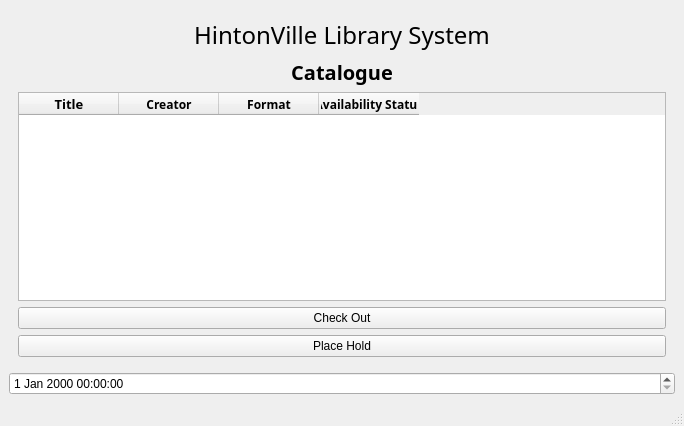
First picture: the form in mainwindow.ui, repository xanyu12/3004HinLIBS, before the edit.
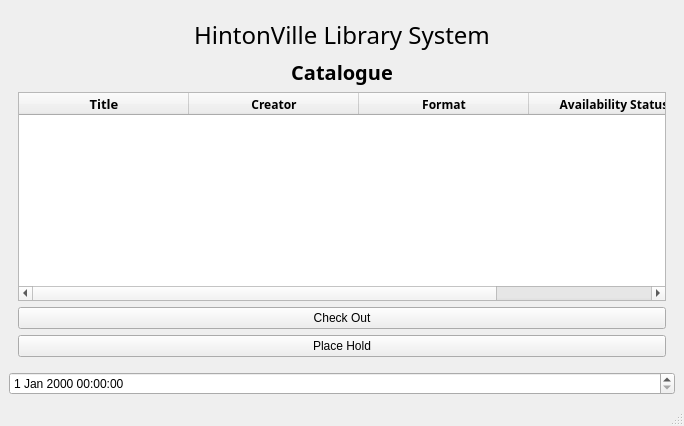
Second picture: the form after the edit. The open tabs and pages were chosen to show the change.

What changed in the file:
```diff
--- a/mainwindow.ui
+++ b/mainwindow.ui
@@ -563,6 +563,24 @@
           <property name="autoScrollMargin">
            <number>15</number>
           </property>
+          <property name="dragDropMode">
+           <enum>QAbstractItemView::DropOnly</enum>
+          </property>
+          <property name="alternatingRowColors">
+           <bool>true</bool>
+          </property>
+          <attribute name="horizontalHeaderMinimumSectionSize">
+           <number>30</number>
+          </attribute>
+          <attribute name="horizontalHeaderDefaultSectionSize">
+           <number>170</number>
+          </attribute>
+          <attribute name="horizontalHeaderStretchLastSection">
+           <bool>true</bool>
+          </attribute>
+          <attribute name="verticalHeaderStretchLastSection">
+           <bool>false</bool>
+          </attribute>
           <column>
            <property name="text">
             <string>Title</string>
@@ -575,6 +593,9 @@
              <bold>true</bold>
             </font>
            </property>
+           <property name="textAlignment">
+            <set>AlignCenter</set>
+           </property>
            <property name="background">
             <color>
              <red>248</red>
@@ -594,6 +615,9 @@
              <bold>true</bold>
             </font>
            </property>
+           <property name="textAlignment">
+            <set>AlignCenter</set>
+           </property>
            <property name="background">
             <color>
              <red>248</red>
```
Left out of the diff: 2 changed lines with no effect on the pictures.
